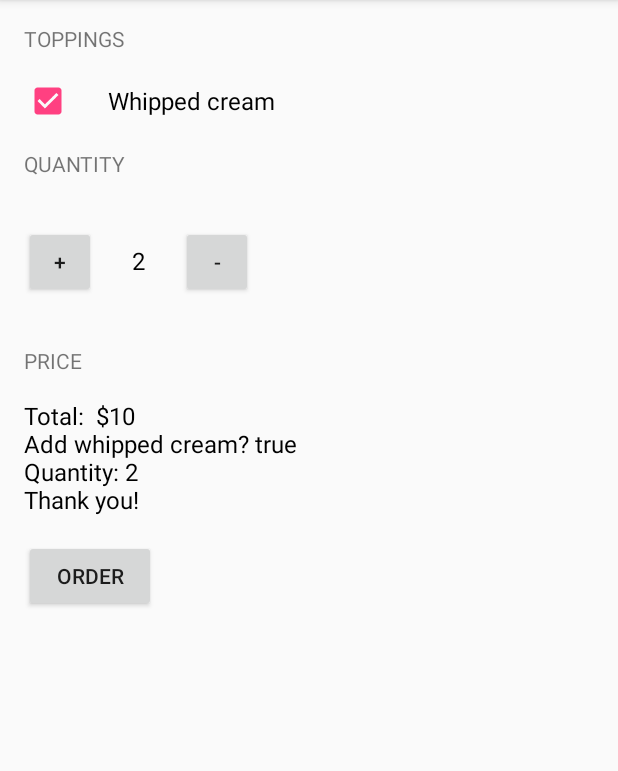
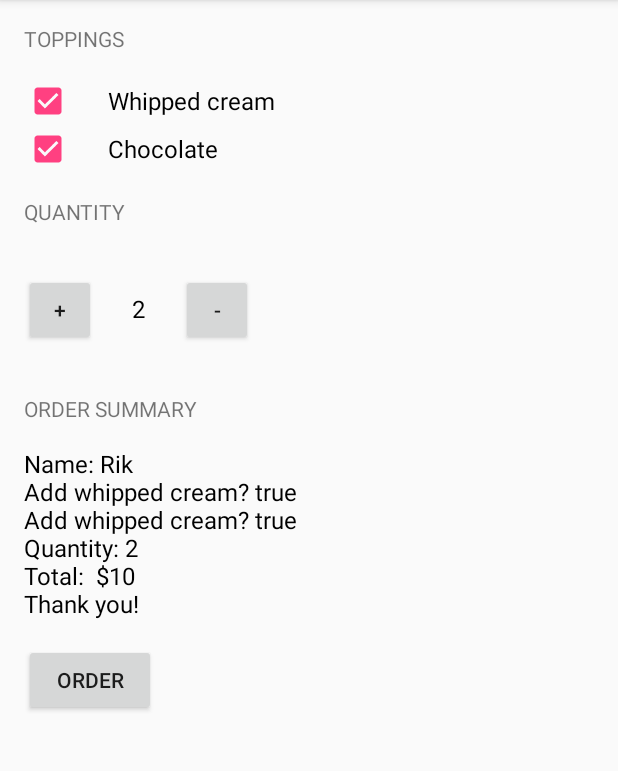
Before and after one commit to Valery85/androidUd, an Android app: the screen it shows after launch (MainActivity), after a tap on "ORDER", on a phone screen of 412 x 824 dp, the part 84-855 px from its top. Run offline under Robolectric (Android 15) with nearby library versions, the phone set to English and light mode, and no system bars; 2 other taps on this screen came first.

Commit message:
Add Chocolate feature -- checkbok and logic

```diff
--- a/JustJava/app/src/main/java/com/example/android/justjava/MainActivity.java
+++ b/JustJava/app/src/main/java/com/example/android/justjava/MainActivity.java
@@ -17,21 +17,16 @@ public class MainActivity extends AppCompatActivity {
     private int quatintityCups = 2;
     private int priceOfCup = 5;
     private boolean isWhippedCream = false;
+    private boolean isChocolate = false;
 
     @Override
     protected void onCreate(Bundle savedInstanceState) {
         super.onCreate(savedInstanceState);
         setContentView(R.layout.activity_main);
-
-//        final CheckBox checkBox = (CheckBox) findViewById(R.id.checkbox_id);
-//        if (checkBox.isChecked()) {
-//            checkBox.setChecked(false);
-//        }
-
     }
 
     public void isWhippedCream(View view){
-        CheckBox checkBox = (CheckBox) findViewById(R.id.checkbox_id);
+        CheckBox checkBox = (CheckBox) findViewById(R.id.wipped_cream_id);
         if (checkBox.isChecked()){
             isWhippedCream = true;
             Log.i("MainActivity", "isWhippedCream: " + isWhippedCream + " !");
@@ -40,20 +35,27 @@ public class MainActivity extends AppCompatActivity {
             Log.i("MainActivity", "isWhippedCream: " + isWhippedCream + " !");
         }
     }
+    public void isChocolate(View view){
+        CheckBox checkBox = (CheckBox) findViewById(R.id.chocolate_id);
+        if (checkBox.isChecked()){
+            isChocolate = true;
+            Log.i("MainActivity", "isChocolate: " + isChocolate + " !");
+        } else {
+            isChocolate = false;
+            Log.i("MainActivity", "isChocolate: " + isChocolate + " !");
+        }
+    }
 
     /**
      * This method is called when the order button is clicked.
      */
     public void submitOrder(View view) {
-        String messageToCustumer = "Total:  $" + quatintityCups*priceOfCup + "\n";
+        String messageToCustumer = "Name: Rik " + "\n";
         messageToCustumer+= "Add whipped cream? " + isWhippedCream + "\n";
+        messageToCustumer+= "Add whipped cream? " + isChocolate + "\n";
         messageToCustumer+= "Quantity: " + quatintityCups + "\n";
+        messageToCustumer+= "Total:  $" + quatintityCups*priceOfCup + "\n";
         messageToCustumer+= "Thank you!";
-
-//                "Add whipped cream? " + isWhippedCream + "\n" +
-//                "Thank you!";
-        //       display(quatintityCups);
-        //      displayPrice(quatintityCups*priceOfCup);
         displayMessage(messageToCustumer);
     }
 
--- a/JustJava/app/src/main/res/layout/activity_main.xml
+++ b/JustJava/app/src/main/res/layout/activity_main.xml
@@ -18,7 +18,7 @@
         android:textAllCaps="true" />
 
     <CheckBox
-        android:id="@+id/checkbox_id"
+        android:id="@+id/wipped_cream_id"
         android:layout_width="wrap_content"
         android:layout_height="wrap_content"
         android:layout_marginLeft="16dp"
@@ -26,6 +26,15 @@
         android:text="Whipped cream"
         android:textSize="16sp"
         android:onClick="isWhippedCream"/>
+    <CheckBox
+        android:id="@+id/chocolate_id"
+        android:layout_width="wrap_content"
+        android:layout_height="wrap_content"
+        android:layout_marginLeft="16dp"
+        android:paddingLeft="24dp"
+        android:text="Chocolate"
+        android:textSize="16sp"
+        android:onClick="isChocolate"/>
 
 
     <TextView
@@ -73,7 +82,7 @@
         android:layout_width="wrap_content"
         android:layout_height="wrap_content"
         android:padding="16dp"
-        android:text="price"
+        android:text="Order Summary"
         android:textAllCaps="true" />
 
     <TextView
@@ -95,4 +104,5 @@
 
 
 </LinearLayout>
+
 </ScrollView>
```
